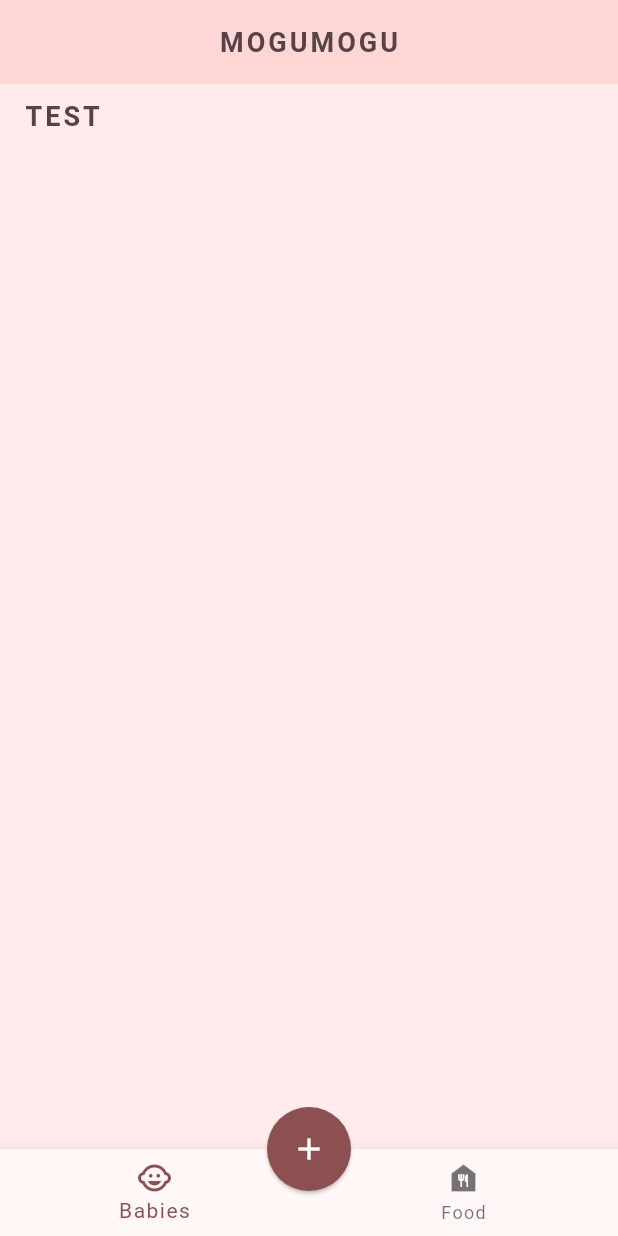
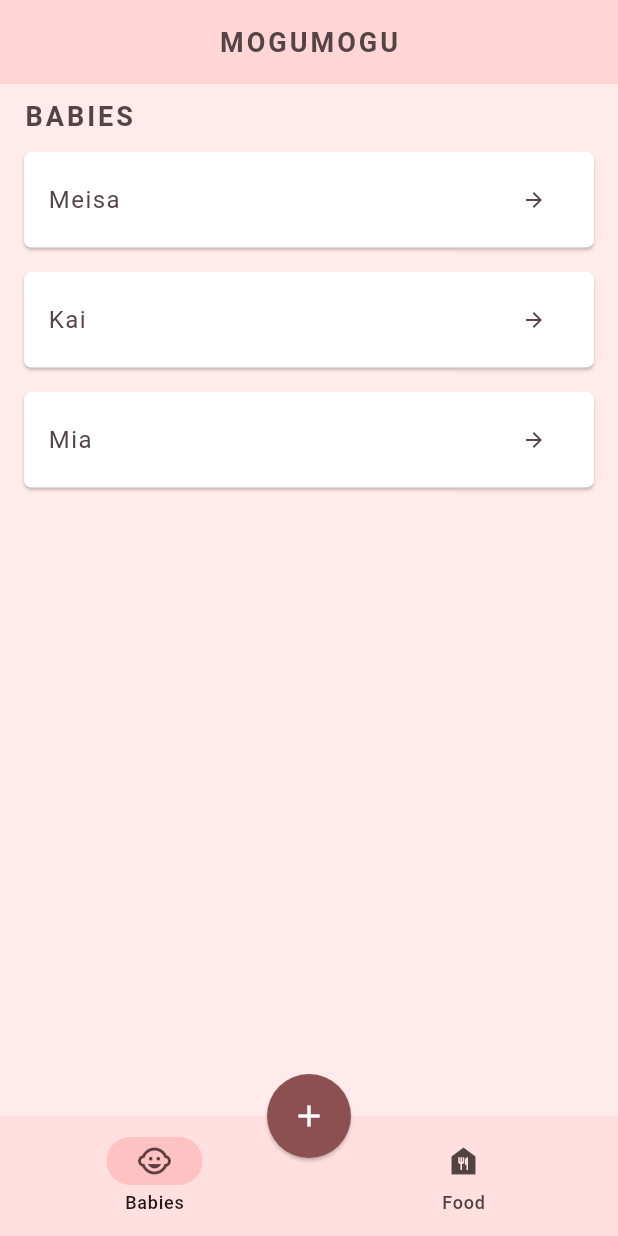
Before and after one commit to Zugim/MoguMogu, a Flutter app: the screen it shows after launch, on a phone screen of 412 x 824 dp. Run offline on Flutter 3.47's test engine with Material 3 defaults, Android fonts, the light colour scheme and no system bars; our stand-ins replace google_fonts; Roboto replaces fonts that are missing (Vollkorn).

Commit message:
feat: migrate to material 3 navigation and add page to display baby safe foods

```diff
--- a/lib/main.dart
+++ b/lib/main.dart
@@ -1,8 +1,7 @@
 import 'package:flutter/material.dart';
-import 'package:mogu_mogu/screens/baby/baby.dart';
 import 'package:mogu_mogu/screens/home/home.dart';
 import 'package:mogu_mogu/theme.dart';
 
 void main() {
-  runApp(MaterialApp(theme: primaryTheme, home: Baby()));
+  runApp(MaterialApp(theme: primaryTheme, home: Home()));
 }
--- a/lib/models/baby.dart
+++ b/lib/models/baby.dart
@@ -5,3 +5,9 @@ class Baby {
   final String favouriteFood;
   final int id;
 }
+
+List babies = [
+  Baby(name: "Meisa", favouriteFood: "Banana", id: 01),
+  Baby(name: "Kai", favouriteFood: "Rice Balls", id: 02),
+  Baby(name: "Mia", favouriteFood: "Milk", id: 03),
+];
--- a/lib/models/food.dart
+++ b/lib/models/food.dart
@@ -1,14 +1,8 @@
 class Food {
-  Food({
-    required this.name,
-    required this.age,
-    required this.month,
-    required this.id,
-  });
+  Food({required this.name, required this.month, required this.id});
 
   final String name;
-  final String age;
-  final String month;
+  final int month;
   final int id;
   bool _hasTried = false;
 
@@ -16,3 +10,16 @@ class Food {
     _hasTried = !_hasTried;
   }
 }
+
+List foodItems = [
+  Food(name: "Banana", month: 6, id: 01),
+  Food(name: "Carrot", month: 6, id: 02),
+  Food(name: "Apple", month: 6, id: 03),
+  Food(name: "Chicken", month: 7, id: 04),
+  Food(name: "Green Pepper", month: 10, id: 05),
+  Food(name: "Pineapple", month: 12, id: 06),
+  Food(name: "Shirasu", month: 6, id: 07),
+  Food(name: "Strawberry", month: 6, id: 08),
+  Food(name: "Tuna", month: 10, id: 09),
+  Food(name: "Ham", month: 12, id: 10),
+];
--- /dev/null
+++ b/lib/screens/babies/babies.dart
@@ -0,0 +1,36 @@
+import 'package:flutter/material.dart';
+import 'package:mogu_mogu/models/baby.dart';
+import 'package:mogu_mogu/screens/babies/baby_card.dart';
+import 'package:mogu_mogu/shared/styled_text.dart';
+
+class Babies extends StatefulWidget {
+  const Babies({super.key});
+
+  @override
+  State<Babies> createState() => _BabiesState();
+}
+
+class _BabiesState extends State<Babies> {
+  @override
+  Widget build(BuildContext context) {
+    return Padding(
+      padding: const EdgeInsets.symmetric(horizontal: 16, vertical: 8),
+      child: Column(
+        children: [
+          Container(
+            margin: EdgeInsets.only(bottom: 10),
+            child: Row(children: [StyledTitle("Babies")]),
+          ),
+          Expanded(
+            child: ListView.builder(
+              itemCount: babies.length,
+              itemBuilder: (_, index) {
+                return BabyCard(babies[index]);
+              },
+            ),
+          ),
+        ],
+      ),
+    );
+  }
+}
--- /dev/null
+++ b/lib/screens/babies/baby_card.dart
@@ -0,0 +1,38 @@
+import 'package:flutter/material.dart';
+import 'package:mogu_mogu/models/baby.dart';
+import 'package:mogu_mogu/screens/baby_profile/baby_profile.dart';
+import 'package:mogu_mogu/theme.dart';
+
+class BabyCard extends StatelessWidget {
+  const BabyCard(this.baby, {super.key});
+
+  final Baby baby;
+
+  @override
+  Widget build(BuildContext context) {
+    return Card(
+      child: Padding(
+        padding: const EdgeInsets.symmetric(horizontal: 16, vertical: 8),
+        child: Row(
+          children: [
+            Text(baby.name),
+            Expanded(child: SizedBox()),
+            IconButton(
+              onPressed: () {
+                Navigator.push(
+                  context,
+                  MaterialPageRoute(builder: (context) => BabyProfile(baby)),
+                );
+              },
+              icon: Icon(
+                Icons.arrow_forward,
+                color: AppColors.textColor,
+                size: 16,
+              ),
+            ),
+          ],
+        ),
+      ),
+    );
+  }
+}
--- a/lib/screens/baby/baby.dart
+++ /dev/null
@@ -1,52 +0,0 @@
-import 'package:flutter/material.dart';
-import 'package:mogu_mogu/shared/styled_text.dart';
-import 'package:mogu_mogu/theme.dart';
-
-class Baby extends StatefulWidget {
-  const Baby({super.key});
-
-  @override
-  State<Baby> createState() => _BabyState();
-}
-
-class _BabyState extends State<Baby> {
-  int _selectedIndex = 0;
-
-  void _onItemTapped(int index) {
-    setState(() {
-      _selectedIndex = index;
-    });
-  }
-
-  @override
-  Widget build(BuildContext context) {
-    return Scaffold(
-      appBar: AppBar(title: StyledTitle("MoguMogu"), centerTitle: true),
-      body: Padding(
-        padding: const EdgeInsets.symmetric(horizontal: 16, vertical: 8),
-        child: Column(children: [StyledTitle("TEST")]),
-      ),
-      floatingActionButton: FloatingActionButton(
-        onPressed: () {},
-        backgroundColor: AppColors.accentColor,
-        foregroundColor: Colors.white,
-        elevation: 1,
-        shape: RoundedRectangleBorder(borderRadius: BorderRadius.circular(100)),
-        child: Icon(Icons.add),
-      ),
-      floatingActionButtonLocation: FloatingActionButtonLocation.centerDocked,
-      bottomNavigationBar: BottomNavigationBar(
-        items: [
-          BottomNavigationBarItem(
-            icon: Icon(Icons.child_care),
-            label: 'Babies',
-          ),
-          BottomNavigationBarItem(icon: Icon(Icons.food_bank), label: 'Food'),
-        ],
-        currentIndex: _selectedIndex,
-        selectedItemColor: Color.fromRGBO(141, 80, 81, 1),
-        onTap: _onItemTapped,
-      ),
-    );
-  }
-}
--- a/lib/screens/home/home.dart
+++ b/lib/screens/home/home.dart
@@ -1,6 +1,6 @@
 import "package:flutter/material.dart";
-import "package:mogu_mogu/models/baby.dart";
-import "package:mogu_mogu/screens/home/baby_card.dart";
+import "package:mogu_mogu/screens/babies/babies.dart";
+import "package:mogu_mogu/screens/food/food.dart";
 import "package:mogu_mogu/shared/styled_text.dart";
 import "package:mogu_mogu/theme.dart";
 
@@ -12,12 +12,6 @@ class Home extends StatefulWidget {
 }
 
 class _HomeState extends State<Home> {
-  List babies = [
-    Baby(name: "Meisa", favouriteFood: "Banana", id: 01),
-    Baby(name: "Kai", favouriteFood: "Rice Balls", id: 02),
-    Baby(name: "Mia", favouriteFood: "Milk", id: 03),
-  ];
-
   int _selectedIndex = 0;
 
   void _onItemTapped(int index) {
@@ -26,46 +20,101 @@ class _HomeState extends State<Home> {
     });
   }
 
+  void actionButtonPressed() {
+    if (_selectedIndex == 0) {
+      print("BABIES");
+    }
+    if (_selectedIndex == 1) {
+      print("FOOD");
+    }
+  }
+
   @override
   Widget build(BuildContext context) {
+    return Builder(
+      builder: (context) {
+        if (_selectedIndex == 0) {
           return Scaffold(
             appBar: AppBar(title: StyledTitle("MoguMogu"), centerTitle: true),
-      body: Padding(
-        padding: const EdgeInsets.symmetric(horizontal: 16, vertical: 8),
-        child: Column(
-          children: [
-            Expanded(
-              child: ListView.builder(
-                itemCount: babies.length,
-                itemBuilder: (_, index) {
-                  return BabyCard(babies[index]);
-                },
-              ),
-            ),
-          ],
-        ),
-      ),
             floatingActionButton: FloatingActionButton(
-        onPressed: () {},
+              onPressed: actionButtonPressed,
               backgroundColor: AppColors.accentColor,
               foregroundColor: Colors.white,
               elevation: 1,
-        shape: RoundedRectangleBorder(borderRadius: BorderRadius.circular(100)),
+              shape: RoundedRectangleBorder(
+                borderRadius: BorderRadius.circular(100),
+              ),
               child: Icon(Icons.add),
             ),
-      floatingActionButtonLocation: FloatingActionButtonLocation.centerDocked,
-      bottomNavigationBar: BottomNavigationBar(
-        items: [
-          BottomNavigationBarItem(
+            floatingActionButtonLocation:
+                FloatingActionButtonLocation.centerDocked,
+            bottomNavigationBar: NavigationBar(
+              backgroundColor: AppColors.secondaryColor.withAlpha(150),
+              indicatorColor: AppColors.primaryColor.withAlpha(150),
+              destinations: [
+                NavigationDestination(
                   icon: Icon(Icons.child_care),
                   label: 'Babies',
                 ),
-          BottomNavigationBarItem(icon: Icon(Icons.food_bank), label: 'Food'),
+                NavigationDestination(
+                  icon: Icon(Icons.food_bank),
+                  label: 'Food',
+                ),
               ],
-        currentIndex: _selectedIndex,
-        selectedItemColor: Color.fromRGBO(141, 80, 81, 1),
-        onTap: _onItemTapped,
+              selectedIndex: _selectedIndex,
+              onDestinationSelected: _onItemTapped,
             ),
+            body: [Babies(), Food()][_selectedIndex],
+          );
+        } else {
+          return Scaffold(
+            appBar: AppBar(title: StyledTitle("MoguMogu"), centerTitle: true),
+            floatingActionButtonLocation:
+                FloatingActionButtonLocation.centerDocked,
+            bottomNavigationBar: NavigationBar(
+              backgroundColor: AppColors.secondaryColor.withAlpha(150),
+              indicatorColor: AppColors.primaryColor.withAlpha(150),
+              destinations: [
+                NavigationDestination(
+                  icon: Icon(Icons.child_care),
+                  label: 'Babies',
+                ),
+                NavigationDestination(
+                  icon: Icon(Icons.food_bank),
+                  label: 'Food',
+                ),
+              ],
+              selectedIndex: _selectedIndex,
+              onDestinationSelected: _onItemTapped,
+            ),
+            body: [Babies(), Food()][_selectedIndex],
+          );
+        }
+      },
     );
   }
 }
+
+// Scaffold(
+      // appBar: AppBar(title: StyledTitle("MoguMogu"), centerTitle: true),
+      // floatingActionButton: FloatingActionButton(
+      //   onPressed: actionButtonPressed,
+      //   backgroundColor: AppColors.accentColor,
+      //   foregroundColor: Colors.white,
+      //   elevation: 1,
+      //   shape: RoundedRectangleBorder(borderRadius: BorderRadius.circular(100)),
+      //   child: Icon(Icons.add),
+      // ),
+      // floatingActionButtonLocation: FloatingActionButtonLocation.centerDocked,
+      // bottomNavigationBar: NavigationBar(
+      //   backgroundColor: AppColors.secondaryColor.withAlpha(150),
+      //   indicatorColor: AppColors.primaryColor.withAlpha(150),
+      //   destinations: [
+      //     NavigationDestination(icon: Icon(Icons.child_care), label: 'Babies'),
+      //     NavigationDestination(icon: Icon(Icons.food_bank), label: 'Food'),
+      //   ],
+      //   selectedIndex: _selectedIndex,
+      //   onDestinationSelected: _onItemTapped,
+      // ),
+      // body: [Babies(), Food()][_selectedIndex],
+//     );
```
Also changed, not shown: lib/screens/baby_profile/baby_profile.dart (added, +70 -0 lines), lib/screens/food/food.dart (added, +36 -0 lines), lib/screens/food/food_card.dart (renamed from lib/screens/home/baby_card.dart, +11 -6 lines). Lines whose indentation alone changed are shown as unchanged.
